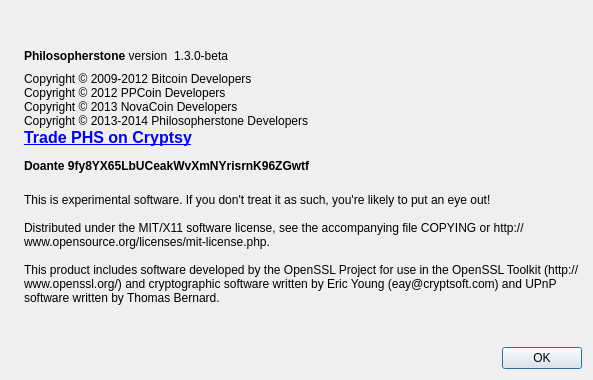
Old version of the form src/qt/forms/aboutdialog.ui in the repository philosopherstonecoin/philosopherstone.
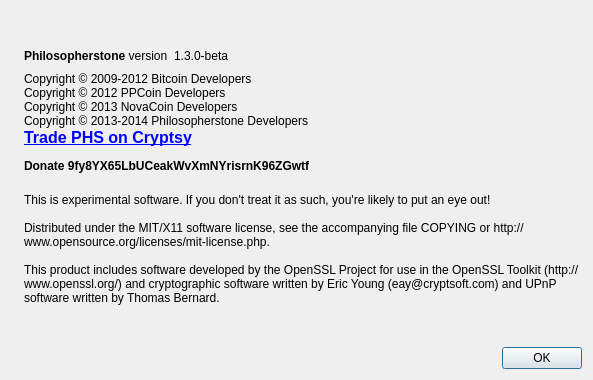
New version of the form. Icons and pictures are not drawn.

Patch:
```diff
--- a/src/qt/forms/aboutdialog.ui
+++ b/src/qt/forms/aboutdialog.ui
@@ -91,7 +91,7 @@
         <cursorShape>IBeamCursor</cursorShape>
        </property>
        <property name="text">
-        <string>&lt;html&gt;&lt;head/&gt;&lt;body&gt;&lt;p&gt;Copyright © 2009-2012 Bitcoin Developers&lt;br/&gt;Copyright © 2012 PPCoin Developers&lt;br/&gt;Copyright © 2013 NovaCoin Developers &lt;br/&gt;Copyright © 2013-2014 Philosopherstone Developers &lt;a href=&quot;https://www.cryptsy.com/users/register?refid=8564&quot;&gt;&lt;span style=&quot; text-decoration: underline; color:#0000ff;&quot;&gt;&lt;br/&gt;&lt;/span&gt;&lt;/a&gt;&lt;a href=&quot;https://www.cryptsy.com/users/register?refid=8564&quot;&gt;&lt;span style=&quot; font-size:12pt; font-weight:600; text-decoration: underline; color:#0000ff;&quot;&gt;Trade PHS on Cryptsy&lt;/span&gt;&lt;/a&gt;&lt;/p&gt;&lt;p&gt;&lt;span style=&quot; font-weight:600;&quot;&gt;Doante 9fy8YX65LbUCeakWvXmNYrisrnK96ZGwtf&lt;/span&gt;&lt;/p&gt;&lt;/body&gt;&lt;/html&gt;</string>
+        <string>&lt;html&gt;&lt;head/&gt;&lt;body&gt;&lt;p&gt;Copyright © 2009-2012 Bitcoin Developers&lt;br/&gt;Copyright © 2012 PPCoin Developers&lt;br/&gt;Copyright © 2013 NovaCoin Developers &lt;br/&gt;Copyright © 2013-2014 Philosopherstone Developers &lt;a href=&quot;https://www.cryptsy.com/users/register?refid=8564&quot;&gt;&lt;span style=&quot; text-decoration: underline; color:#0000ff;&quot;&gt;&lt;br/&gt;&lt;/span&gt;&lt;/a&gt;&lt;a href=&quot;https://www.cryptsy.com/users/register?refid=8564&quot;&gt;&lt;span style=&quot; font-size:12pt; font-weight:600; text-decoration: underline; color:#0000ff;&quot;&gt;Trade PHS on Cryptsy&lt;/span&gt;&lt;/a&gt;&lt;/p&gt;&lt;p&gt;&lt;span style=&quot; font-weight:600;&quot;&gt;Donate 9fy8YX65LbUCeakWvXmNYrisrnK96ZGwtf&lt;/span&gt;&lt;/p&gt;&lt;/body&gt;&lt;/html&gt;</string>
        </property>
        <property name="textFormat">
         <enum>Qt::RichText</enum>
```
